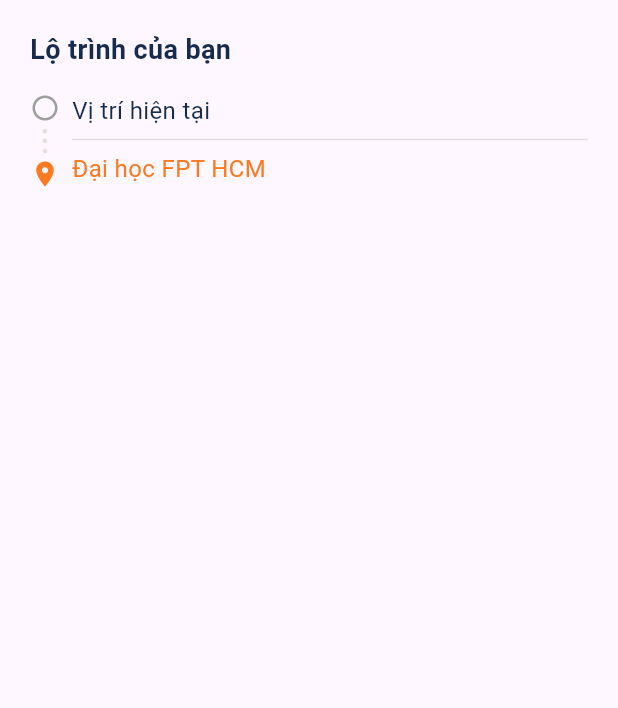
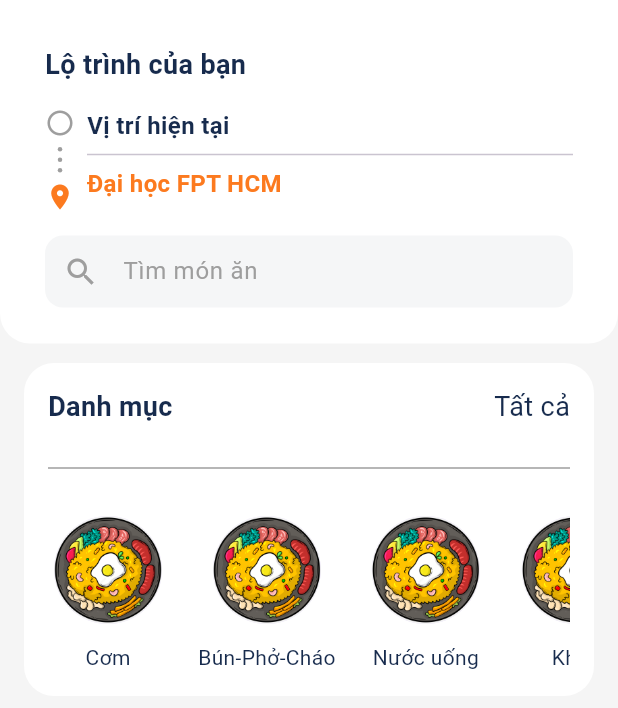
Before and after one commit to tuanbin298/PickMe, a Flutter app: the Homepage screen opened by its route, on a phone screen of 412 x 824 dp. Shown: the top 708 px of the screen. Run offline on Flutter 3.47's test engine with Material 3 defaults, Android fonts, the phone set to English and light mode, and no system bars; our stand-ins replace flutter_dotenv, go_router, shared_preferences; accounts and stored records are empty.

Commit message:
Refactor customer feature: replace home page and app bar, add category list and new colors

```diff
--- a/pickme_fe_app/lib/core/router/app_router.dart
+++ b/pickme_fe_app/lib/core/router/app_router.dart
@@ -2,7 +2,7 @@ import 'package:go_router/go_router.dart';
 import 'package:pickme_fe_app/features/auth/screens/forgot_password_page.dart';
 import 'package:pickme_fe_app/features/auth/screens/login_page.dart';
 import 'package:pickme_fe_app/features/auth/screens/register_page.dart';
-import 'package:pickme_fe_app/features/home/screens/home_page.dart';
+import 'package:pickme_fe_app/features/customer/screens/home_page.dart';
 
 // Router configuration for the application
 class AppRouter {
--- a/pickme_fe_app/lib/core/theme/app_colors.dart
+++ b/pickme_fe_app/lib/core/theme/app_colors.dart
@@ -2,5 +2,8 @@ import 'package:flutter/material.dart';
 
 // Define application colors
 class AppColors {
+  // Brand colors
   static const Color primary = Color(0xffFC7A1F);
+  // Backgrounds
+  static const Color background = Color(0xffF5F5F5);
 }
--- a/pickme_fe_app/lib/features/auth/widgets/login_form.dart
+++ b/pickme_fe_app/lib/features/auth/widgets/login_form.dart
@@ -39,6 +39,7 @@ class _LoginFormState extends State<LoginForm> {
 
       try {
         final User? user = await loginServices.login(emailValue, passwordValue);
+        if (!mounted) return;
 
         if (user != null) {
           // Login successful
@@ -56,6 +57,7 @@ class _LoginFormState extends State<LoginForm> {
           );
         }
       } catch (e) {
+        if (!mounted) return;
         NotificationService.showError(context, "Có lỗi xảy ra: $e");
       }
     }
--- a/pickme_fe_app/lib/features/home/screens/home_page.dart
+++ b/pickme_fe_app/lib/features/customer/screens/home_page.dart
@@ -1,5 +1,7 @@
 import 'package:flutter/material.dart';
-import 'package:pickme_fe_app/features/home/widgets/custom_location_app_bar.dart';
+import 'package:pickme_fe_app/core/theme/app_colors.dart';
+import 'package:pickme_fe_app/features/customer/widgets/custom_location_app_bar.dart';
+import 'package:pickme_fe_app/features/customer/widgets/category_horizontal_list.dart';
 
 class Homepage extends StatelessWidget {
   const Homepage({super.key});
@@ -7,13 +9,15 @@ class Homepage extends StatelessWidget {
   @override
   Widget build(BuildContext context) {
     return const Scaffold(
+      backgroundColor: AppColors.background,
       body: SafeArea(
         child: SingleChildScrollView(
           child: Column(
             crossAxisAlignment: CrossAxisAlignment.start,
             children: const [
               CustomLocationAppBar(),
-              // Sau này thêm CategoryHorizontalList, RestaurantListWidget...
+              SizedBox(height: 10),
+              CategoryHorizontalList(),
             ],
           ),
         ),
--- /dev/null
+++ b/pickme_fe_app/lib/features/customer/widgets/category_horizontal_list.dart
@@ -0,0 +1,104 @@
+import 'package:flutter/material.dart';
+
+class CategoryHorizontalList extends StatefulWidget {
+  const CategoryHorizontalList({super.key});
+
+  @override
+  State<CategoryHorizontalList> createState() => _CategoryHorizontalListState();
+}
+
+class _CategoryHorizontalListState extends State<CategoryHorizontalList> {
+  @override
+  Widget build(BuildContext context) {
+    return Container(
+      margin: const EdgeInsets.symmetric(horizontal: 16, vertical: 3),
+      decoration: const BoxDecoration(
+        color: Colors.white,
+        borderRadius: BorderRadius.vertical(
+          bottom: Radius.circular(20),
+          top: Radius.circular(20),
+        ),
+      ),
+      child: Padding(
+        padding: const EdgeInsets.all(16.0),
+        child: Column(
+          crossAxisAlignment: CrossAxisAlignment.start,
+          children: [
+            Row(
+              mainAxisAlignment: MainAxisAlignment.spaceBetween,
+              children: const [
+                Text(
+                  "Danh mục",
+                  style: TextStyle(
+                    fontSize: 18,
+                    fontWeight: FontWeight.bold,
+                    color: Color(0xff172B4D),
+                  ),
+                ),
+                Text(
+                  "Tất cả",
+                  style: TextStyle(fontSize: 18, color: Color(0xff172B4D)),
+                ),
+              ],
+            ),
+            const SizedBox(height: 20),
+            Divider(color: Colors.grey, thickness: 1), // Divider line
+            const SizedBox(height: 20),
+
+            // Horizontal scroll list
+            SingleChildScrollView(
+              scrollDirection: Axis.horizontal,
+              child: Row(
+                children: [
+                  _buildCategoryItem(
+                    "lib/assets/images/category_item.png",
+                    "Cơm",
+                  ),
+                  _buildCategoryItem(
+                    "lib/assets/images/category_item.png",
+                    "Bún-Phở-Cháo",
+                  ),
+                  _buildCategoryItem(
+                    "lib/assets/images/category_item.png",
+                    "Nước uống",
+                  ),
+                  _buildCategoryItem(
+                    "lib/assets/images/category_item.png",
+                    "Khác",
+                  ),
+                ],
+              ),
+            ),
+          ],
+        ),
+      ),
+    );
+  }
+
+  // Build one category item (circle image + label)
+  static Widget _buildCategoryItem(String imagePath, String title) {
+    return Padding(
+      padding: const EdgeInsets.only(right: 20),
+      child: Column(
+        children: [
+          Container(
+            padding: const EdgeInsets.all(4),
+            decoration: const BoxDecoration(
+              shape: BoxShape.circle,
+              // You can add a border here if needed
+            ),
+            child: CircleAvatar(
+              radius: 36,
+              backgroundImage: AssetImage(imagePath), // Load asset image
+            ),
+          ),
+          const SizedBox(height: 8),
+          Text(
+            title, // Category name
+            style: const TextStyle(fontSize: 14, color: Color(0xff172B4D)),
+          ),
+        ],
+      ),
+    );
+  }
+}
--- /dev/null
+++ b/pickme_fe_app/lib/features/customer/widgets/custom_location_app_bar.dart
@@ -0,0 +1,126 @@
+import 'package:flutter/material.dart';
+import 'package:pickme_fe_app/core/theme/app_colors.dart';
+
+class CustomLocationAppBar extends StatefulWidget {
+  const CustomLocationAppBar({super.key});
+
+  @override
+  State<CustomLocationAppBar> createState() => _CustomLocationAppBarState();
+}
+
+class _CustomLocationAppBarState extends State<CustomLocationAppBar> {
+  @override
+  Widget build(BuildContext context) {
+    return Container(
+      decoration: const BoxDecoration(
+        color: Colors.white,
+        borderRadius: BorderRadius.vertical(
+          bottom: Radius.circular(20), // round only bottom corners
+        ),
+      ),
+      child: Padding(
+        padding: const EdgeInsets.only(
+          left: 30,
+          right: 30,
+          top: 30,
+          bottom: 24,
+        ),
+        child: Column(
+          crossAxisAlignment: CrossAxisAlignment.start,
+          children: [
+            const Text(
+              "Lộ trình của bạn",
+              style: TextStyle(
+                fontSize: 18,
+                fontWeight: FontWeight.bold,
+                color: Color(0xff172B4D),
+              ),
+            ),
+            const SizedBox(height: 16),
+
+            Row(
+              crossAxisAlignment: CrossAxisAlignment.start,
+              children: [
+                // left side (icons)
+                Column(
+                  children: [
+                    Icon(
+                      Icons.radio_button_unchecked,
+                      color: Colors.grey,
+                      size: 20,
+                    ),
+                    SizedBox(height: 4),
+                    Column(
+                      mainAxisAlignment: MainAxisAlignment.spaceEvenly,
+                      children: List.generate(
+                        3,
+                        (index) => Container(
+                          margin: EdgeInsets.symmetric(vertical: 2),
+                          width: 3,
+                          height: 3,
+                          decoration: const BoxDecoration(
+                            color: Colors.grey,
+                            shape: BoxShape.circle,
+                          ),
+                        ),
+                      ),
+                    ),
+                    SizedBox(height: 4),
+                    Icon(Icons.location_on, color: AppColors.primary, size: 20),
+                  ],
+                ),
+                const SizedBox(width: 8),
+
+                // right side (texts)
+                Expanded(
+                  child: Column(
+                    crossAxisAlignment: CrossAxisAlignment.start,
+                    children: [
+                      const Text(
+                        "Vị trí hiện tại",
+                        style: TextStyle(
+                          fontSize: 16,
+                          fontWeight: FontWeight.bold,
+                          color: Color(0xff172B4D),
+                        ),
+                      ),
+                      const Divider(),
+                      Text(
+                        "Đại học FPT HCM",
+                        style: TextStyle(
+                          fontSize: 16,
+                          fontWeight: FontWeight.bold,
+                          color: AppColors.primary,
+                        ),
+                      ),
+                    ],
+                  ),
+                ),
+              ],
+            ),
+            const SizedBox(height: 16),
+
+            // Search bar
+            TextField(
+              decoration: InputDecoration(
+                hintText: "Tìm món ăn",
+                hintStyle: const TextStyle(color: Colors.grey),
+                prefixIcon: const Icon(Icons.search, color: Colors.grey),
+                filled: true,
+                fillColor: const Color(0xffF5F6F7),
+                contentPadding: const EdgeInsets.symmetric(
+                  vertical: 0,
+                  horizontal: 16,
+                ),
+                border: OutlineInputBorder(
+                  borderRadius: BorderRadius.circular(12),
+                  borderSide: BorderSide.none,
+                ),
+              ),
+            ),
+          ],
+        ),
+      ),
+    );
+  }
+}
--- a/pickme_fe_app/lib/features/home/widgets/custom_location_app_bar.dart
+++ /dev/null
@@ -1,96 +0,0 @@
-import 'package:flutter/material.dart';
-import 'package:pickme_fe_app/core/theme/app_colors.dart';
-
-class CustomLocationAppBar extends StatefulWidget {
-  const CustomLocationAppBar({super.key});
-
-  @override
-  State<CustomLocationAppBar> createState() => _CustomLocationAppBarState();
-}
-
-class _CustomLocationAppBarState extends State<CustomLocationAppBar> {
-  @override
-  Widget build(BuildContext context) {
-    return Padding(
-      padding: const EdgeInsets.all(20.0),
-      child: Column(
-        crossAxisAlignment: CrossAxisAlignment.start,
-        children: [
-          // Title section
-          const Text(
-            "Lộ trình của bạn",
-            style: TextStyle(
-              fontSize: 18,
-              fontWeight: FontWeight.bold,
-              color: Color(0xff172B4D),
-            ),
-          ),
-          const SizedBox(height: 16),
-
-          // Main Row: icons on the left, texts on the right
-          Row(
-            crossAxisAlignment: CrossAxisAlignment.start,
-            children: [
-              // Left column for icons (radio -> dots -> location)
-              Column(
-                children: [
-                  // Circle radio icon for "current position"
-                  Icon(
-                    Icons.radio_button_unchecked,
-                    color: Colors.grey,
-                    size: 20,
-                  ),
-
-                  // Dotted line between two steps
-                  Container(
-                    height: 24,
-                    child: Column(
-                      mainAxisAlignment: MainAxisAlignment.spaceEvenly,
-                      children: List.generate(
-                        3,
-                        (index) => Container(
-                          width: 3,
-                          height: 3,
-                          decoration: const BoxDecoration(
-                            color: Color.fromARGB(255, 229, 221, 221),
-                            shape: BoxShape.circle,
-                          ),
-                        ),
-                      ),
-                    ),
-                  ),
-
-                  // Location pin icon for "destination"
-                  Icon(Icons.location_on, color: AppColors.primary, size: 20),
-                ],
-              ),
-              const SizedBox(width: 8),
-
-              // Right column for texts
-              Expanded(
-                child: Column(
-                  crossAxisAlignment: CrossAxisAlignment.start,
-                  children: [
-                    // Current position text
-                    const Text(
-                      "Vị trí hiện tại",
-                      style: TextStyle(fontSize: 16, color: Color(0xff172B4D)),
-                    ),
-                    const Divider(
-                      color: Color.fromARGB(255, 229, 221, 221),
-                    ), // Horizontal divider line
-                    // Destination text
-                    Text(
-                      "Đại học FPT HCM",
-                      style: TextStyle(fontSize: 16, color: AppColors.primary),
-                    ),
-                  ],
-                ),
-              ),
-            ],
-          ),
-        ],
-      ),
-    );
-  }
-}
```
Also changed, not shown: pickme_fe_app/lib/assets/images/category_image.jpg (deleted), pickme_fe_app/lib/assets/images/category_item.png (added).
